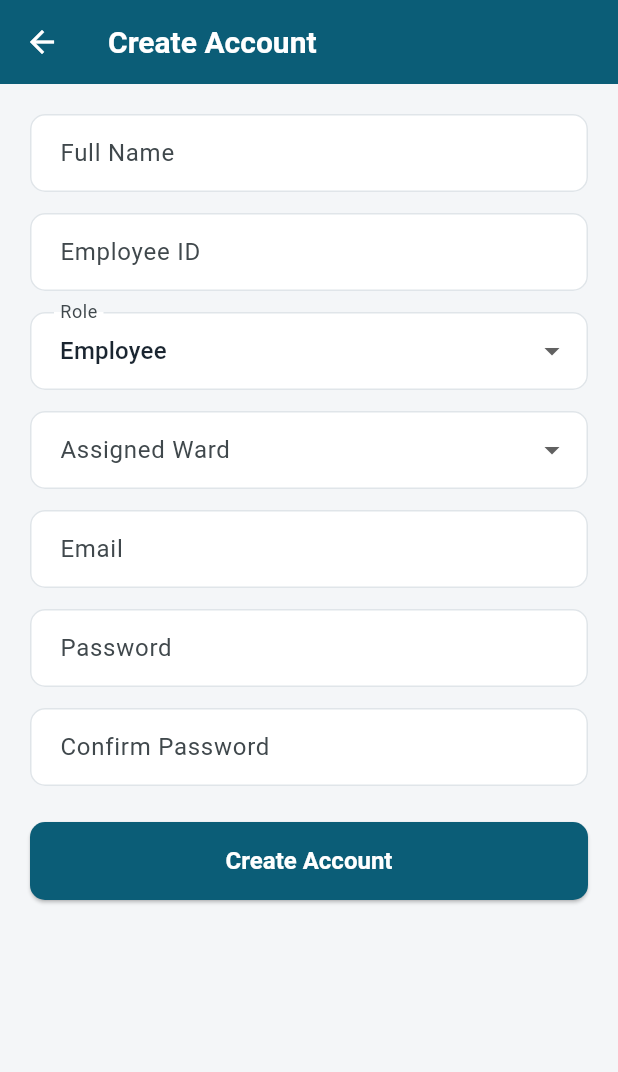
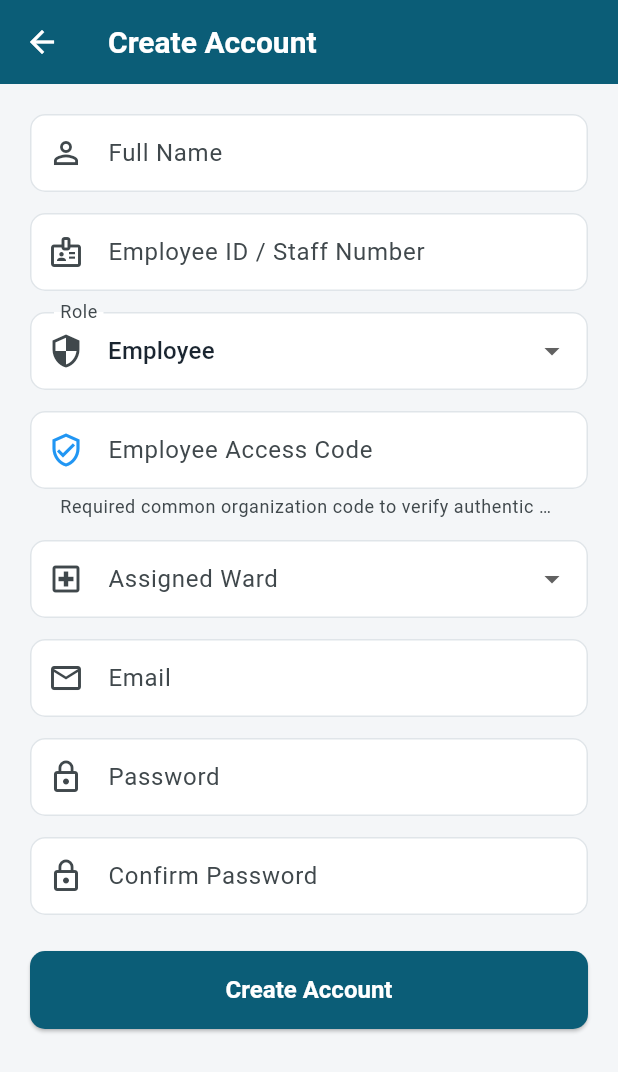
Before and after one commit to kalviumcommunity/Housekeeping-Task-Manager-kalvium_community, a Flutter app: the RegisterScreen screen opened directly, on a phone screen of 412 x 824 dp. Shown: the top 1072 px of the screen. Run offline on Flutter 3.47's test engine with Material 3 defaults, Android fonts, the phone set to English and light mode, and no system bars; our stand-ins replace cached_network_image, cloud_firestore, firebase_auth, firebase_core, image_picker; accounts and stored records are empty.

Commit message:
Implement organization access code verification for Employee and Supervisor account creation in Flutter and Firestore

```diff
--- a/lib/core/constants/enums.dart
+++ b/lib/core/constants/enums.dart
@@ -5,11 +5,12 @@
 library;
 
 enum UserRole {
-  employee('employee'),
-  supervisor('supervisor');
+  employee('employee', 'Employee'),
+  supervisor('supervisor', 'Supervisor');
 
   final String value;
-  const UserRole(this.value);
+  final String label;
+  const UserRole(this.value, this.label);
 
   static UserRole fromValue(String? value) {
     return UserRole.values.firstWhere(
--- a/lib/core/constants/firestore_paths.dart
+++ b/lib/core/constants/firestore_paths.dart
@@ -7,6 +7,8 @@ class FirestorePaths {
   static const String wards = 'wards';
   static const String tasks = 'tasks';
   static const String issues = 'issues';
+  static const String systemConfig = 'system_config';
+  static const String accessCodesDoc = 'access_codes';
 }
 
 /// Firebase Storage path helpers (PRD §20).
@@ -32,4 +34,9 @@ class AppConstants {
 
   /// PRD §51 — max image size before we warn/compress (5 MB).
   static const int maxImageBytes = 5 * 1024 * 1024;
+
+  /// Organization Access Codes (unique IDs common to all employees/supervisors)
+  /// used for restricting account creation and preventing fake accounts.
+  static const String defaultEmployeeAccessCode = 'EMP-2026';
+  static const String defaultSupervisorAccessCode = 'SUP-2026';
 }
--- a/lib/models/user_model.dart
+++ b/lib/models/user_model.dart
@@ -11,6 +11,7 @@ class UserModel {
   final String assignedWard;
   final bool active;
   final DateTime? createdAt;
+  final String? accessCode;
 
   UserModel({
     required this.uid,
@@ -21,6 +22,7 @@ class UserModel {
     required this.assignedWard,
     required this.active,
     this.createdAt,
+    this.accessCode,
   });
 
   factory UserModel.fromFirestore(DocumentSnapshot<Map<String, dynamic>> doc) {
@@ -34,6 +36,7 @@ class UserModel {
       assignedWard: (data['assignedWard'] as String?) ?? '',
       active: (data['active'] as bool?) ?? true,
       createdAt: (data['createdAt'] as Timestamp?)?.toDate(),
+      accessCode: data['accessCode'] as String?,
     );
   }
 
@@ -46,6 +49,7 @@ class UserModel {
       'role': role.value,
       'assignedWard': assignedWard,
       'active': active,
+      if (accessCode != null) 'accessCode': accessCode,
       if (isCreate) 'createdAt': FieldValue.serverTimestamp(),
     };
   }
@@ -54,6 +58,7 @@ class UserModel {
     String? name,
     String? assignedWard,
     bool? active,
+    String? accessCode,
   }) {
     return UserModel(
       uid: uid,
@@ -64,6 +69,7 @@ class UserModel {
       assignedWard: assignedWard ?? this.assignedWard,
       active: active ?? this.active,
       createdAt: createdAt,
+      accessCode: accessCode ?? this.accessCode,
     );
   }
 }
--- a/lib/screens/auth/register_screen.dart
+++ b/lib/screens/auth/register_screen.dart
@@ -4,13 +4,14 @@ import '../../core/errors/app_exception.dart';
 import '../../core/validators/validators.dart';
 import '../../models/user_model.dart';
 import '../../models/ward_model.dart';
+import '../../repositories/system_config_repository.dart';
 import '../../repositories/user_repository.dart';
 import '../../repositories/ward_repository.dart';
 import '../../services/auth_service.dart';
 import '../../widgets/state_widgets.dart';
 
-/// PRD §7 — employee self-registration only. Role is always forced to
-/// `employee`; there is no UI path to register as supervisor.
+/// User account creation with role-specific Organization Access Code
+/// to prevent unauthorized / fake employee and supervisor registrations.
 class RegisterScreen extends StatefulWidget {
   const RegisterScreen({super.key});
 
@@ -22,12 +23,14 @@ class _RegisterScreenState extends State<RegisterScreen> {
   final _formKey = GlobalKey<FormState>();
   final _nameController = TextEditingController();
   final _employeeIdController = TextEditingController();
+  final _accessCodeController = TextEditingController();
   final _emailController = TextEditingController();
   final _passwordController = TextEditingController();
   final _confirmPasswordController = TextEditingController();
   final _authService = AuthService();
   final _userRepository = UserRepository();
   final _wardRepository = WardRepository();
+  final _configRepository = SystemConfigRepository();
 
   UserRole _selectedRole = UserRole.employee;
   String? _selectedWardId;
@@ -71,6 +74,7 @@ class _RegisterScreenState extends State<RegisterScreen> {
   void dispose() {
     _nameController.dispose();
     _employeeIdController.dispose();
+    _accessCodeController.dispose();
     _emailController.dispose();
     _passwordController.dispose();
     _confirmPasswordController.dispose();
@@ -84,12 +88,33 @@ class _RegisterScreenState extends State<RegisterScreen> {
       return;
     }
 
+    final enteredCode = _accessCodeController.text.trim();
+    if (enteredCode.isEmpty) {
+      setState(() => _errorMessage = 'Please enter your ${_selectedRole.label} Access Code.');
+      return;
+    }
+
     setState(() {
       _isSubmitting = true;
       _errorMessage = null;
     });
 
     try {
+      // Validate access code against Firestore system_config
+      final isValidCode = await _configRepository.validateAccessCode(
+        role: _selectedRole,
+        enteredCode: enteredCode,
+      );
+
+      if (!isValidCode) {
+        setState(() {
+          _errorMessage =
+              'Invalid ${_selectedRole.label} Access Code. Please contact your hospital administration.';
+          _isSubmitting = false;
+        });
+        return;
+      }
+
       final authUser = await _authService.registerEmployee(
         email: _emailController.text,
         password: _passwordController.text,
@@ -105,11 +130,14 @@ class _RegisterScreenState extends State<RegisterScreen> {
         role: _selectedRole,
         assignedWard: ward.wardId,
         active: true,
+        accessCode: enteredCode.toUpperCase(),
       ));
 
       if (mounted) Navigator.of(context).pop();
     } on AppException catch (e) {
       setState(() => _errorMessage = e.message);
+    } catch (e) {
+      setState(() => _errorMessage = 'Account creation failed: $e');
     } finally {
       if (mounted) setState(() => _isSubmitting = false);
     }
@@ -117,6 +145,8 @@ class _RegisterScreenState extends State<RegisterScreen> {
 
   @override
   Widget build(BuildContext context) {
+    final isSupervisor = _selectedRole == UserRole.supervisor;
+
     return Scaffold(
       appBar: AppBar(title: const Text('Create Account')),
       body: _loadingWards
@@ -130,20 +160,29 @@ class _RegisterScreenState extends State<RegisterScreen> {
                   children: [
                     TextFormField(
                       controller: _nameController,
-                      decoration: const InputDecoration(labelText: 'Full Name'),
+                      decoration: const InputDecoration(
+                        labelText: 'Full Name',
+                        prefixIcon: Icon(Icons.person_outline),
+                      ),
                       validator: (v) => Validators.required(v, field: 'Name'),
                     ),
                     const SizedBox(height: 14),
                     TextFormField(
                       controller: _employeeIdController,
-                      decoration: const InputDecoration(labelText: 'Employee ID'),
+                      decoration: const InputDecoration(
+                        labelText: 'Employee ID / Staff Number',
+                        prefixIcon: Icon(Icons.badge_outlined),
+                      ),
                       validator: (v) =>
                           Validators.required(v, field: 'Employee ID'),
                     ),
                     const SizedBox(height: 14),
                     DropdownButtonFormField<UserRole>(
                       initialValue: _selectedRole,
-                      decoration: const InputDecoration(labelText: 'Role'),
+                      decoration: const InputDecoration(
+                        labelText: 'Role',
+                        prefixIcon: Icon(Icons.security_outlined),
+                      ),
                       items: const [
                         DropdownMenuItem(
                           value: UserRole.employee,
@@ -158,9 +197,40 @@ class _RegisterScreenState extends State<RegisterScreen> {
                           setState(() => _selectedRole = v ?? UserRole.employee),
                     ),
                     const SizedBox(height: 14),
+                    // Organization Access Code Input
+                    TextFormField(
+                      controller: _accessCodeController,
+                      textCapitalization: TextCapitalization.characters,
+                      decoration: InputDecoration(
+                        labelText: isSupervisor
+                            ? 'Supervisor Access Code'
+                            : 'Employee Access Code',
+                        hintText: isSupervisor
+                            ? 'Enter official Supervisor Code (e.g. SUP-2026)'
+                            : 'Enter official Employee Code (e.g. EMP-2026)',
+                        helperText:
+                            'Required common organization code to verify authentic staff',
+                        prefixIcon: Icon(
+                          isSupervisor
+                              ? Icons.admin_panel_settings_outlined
+                              : Icons.verified_user_outlined,
+                          color: isSupervisor ? Colors.orange : Colors.blue,
+                        ),
+                      ),
+                      validator: (v) => Validators.required(
+                        v,
+                        field: isSupervisor
+                            ? 'Supervisor Access Code'
+                            : 'Employee Access Code',
+                      ),
+                    ),
+                    const SizedBox(height: 14),
                     DropdownButtonFormField<String>(
                       initialValue: _selectedWardId,
-                      decoration: const InputDecoration(labelText: 'Assigned Ward'),
+                      decoration: const InputDecoration(
+                        labelText: 'Assigned Ward',
+                        prefixIcon: Icon(Icons.local_hospital_outlined),
+                      ),
                       items: _wards
                           .map((w) => DropdownMenuItem(
                                 value: w.wardId,
@@ -174,29 +244,59 @@ class _RegisterScreenState extends State<RegisterScreen> {
                     TextFormField(
                       controller: _emailController,
                       keyboardType: TextInputType.emailAddress,
-                      decoration: const InputDecoration(labelText: 'Email'),
+                      decoration: const InputDecoration(
+                        labelText: 'Email',
+                        prefixIcon: Icon(Icons.email_outlined),
+                      ),
                       validator: Validators.email,
                     ),
                     const SizedBox(height: 14),
                     TextFormField(
                       controller: _passwordController,
                       obscureText: true,
-                      decoration: const InputDecoration(labelText: 'Password'),
+                      decoration: const InputDecoration(
+                        labelText: 'Password',
+                        prefixIcon: Icon(Icons.lock_outline),
+                      ),
                       validator: Validators.password,
                     ),
                     const SizedBox(height: 14),
                     TextFormField(
                       controller: _confirmPasswordController,
                       obscureText: true,
-                      decoration:
-                          const InputDecoration(labelText: 'Confirm Password'),
+                      decoration: const InputDecoration(
+                        labelText: 'Confirm Password',
+                        prefixIcon: Icon(Icons.lock_outline),
+                      ),
                       validator: (v) => Validators.matchPassword(
                           v, _passwordController.text),
                     ),
                     if (_errorMessage != null) ...[
-                      const SizedBox(height: 12),
-                      Text(_errorMessage!,
-                          style: const TextStyle(color: Colors.red)),
+                      const SizedBox(height: 14),
+                      Container(
+                        padding: const EdgeInsets.all(12),
+                        decoration: BoxDecoration(
+                          color: Colors.red.shade50,
+                          borderRadius: BorderRadius.circular(8),
+                          border: Border.all(color: Colors.red.shade400),
+                        ),
+                        child: Row(
+                          crossAxisAlignment: CrossAxisAlignment.start,
+                          children: [
+                            const Icon(Icons.error_outline, color: Colors.red, size: 20),
+                            const SizedBox(width: 8),
+                            Expanded(
+                              child: Text(
+                                _errorMessage!,
+                                style: const TextStyle(
+                                  color: Colors.red,
+                                  fontWeight: FontWeight.w500,
+                                ),
+                              ),
+                            ),
+                          ],
+                        ),
+                      ),
                     ],
                     const SizedBox(height: 24),
                     ElevatedButton(
```
Also changed, not shown: lib/repositories/system_config_repository.dart (added, +90 -0 lines), 2 other files.
